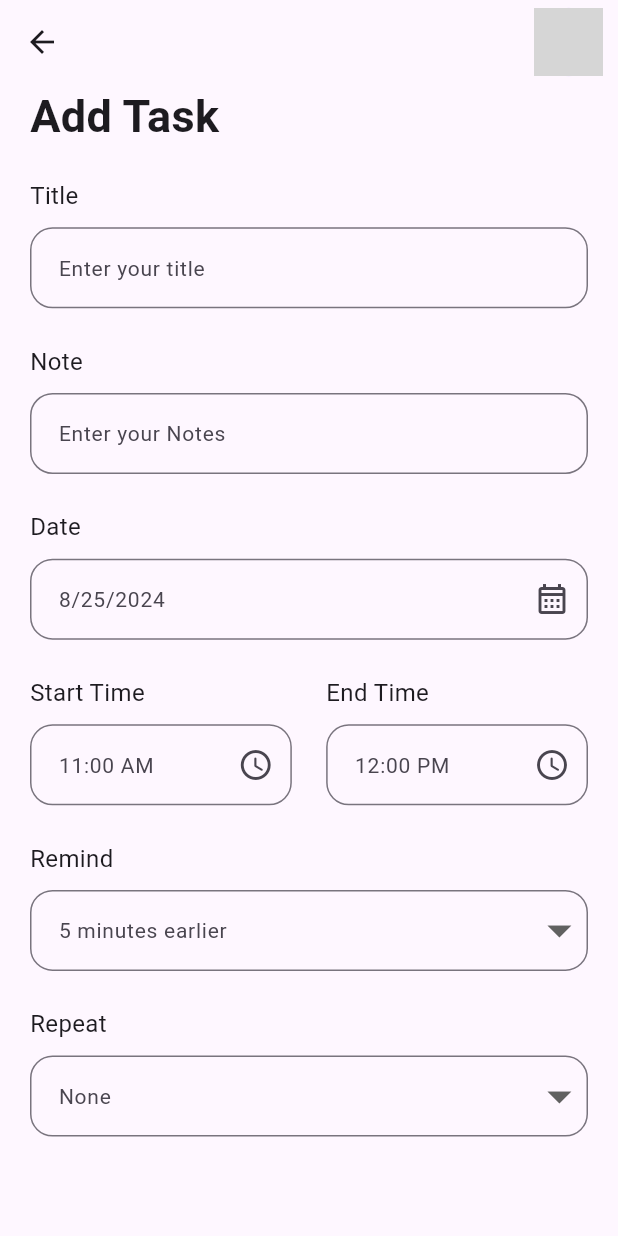
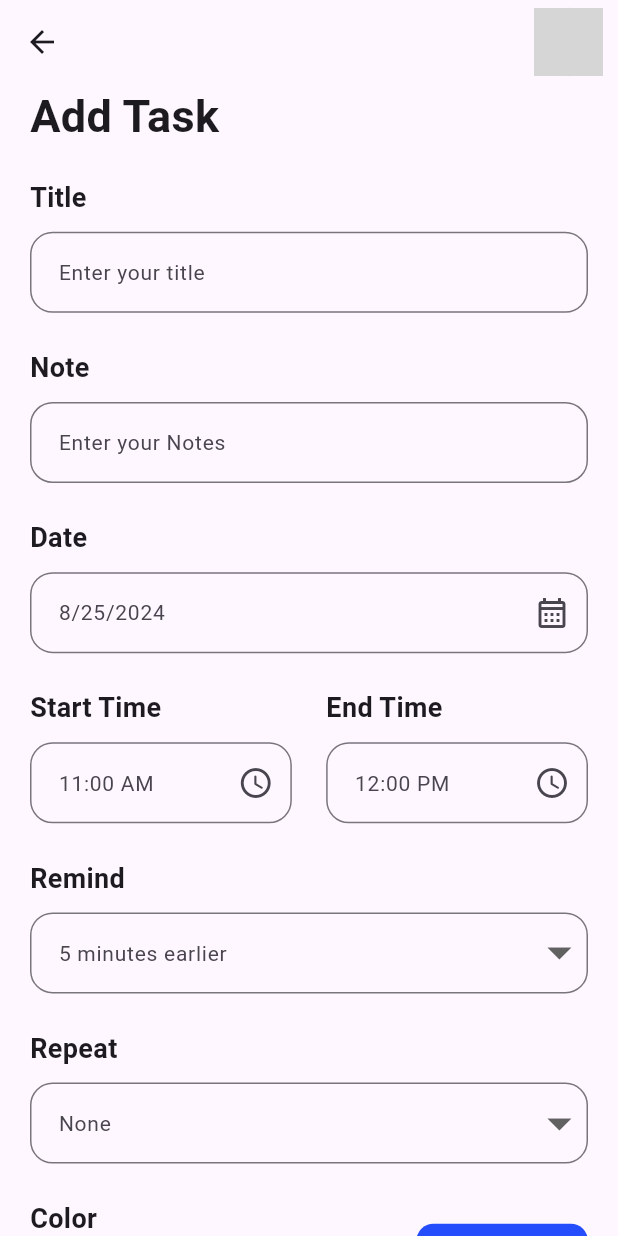
Before and after one commit to Mario-228/task_manager_sqlflite, a Flutter app: the screen it shows after launch, after a tap on "+ Add Task", on a phone screen of 412 x 824 dp. Run offline on Flutter 3.47's test engine with Material 3 defaults, Android fonts, the phone set to English and light mode, and no system bars; our stand-ins replace date_picker_timeline, flutter_bloc, flutter_local_notifications, flutter_screenutil, font_awesome_flutter, shared_preferences and 1 more; network calls fail; grey boxes are pictures that could not be loaded.

Commit message:
finish ui and validate the input fields

```diff
--- a/lib/core/styles/styles.dart
+++ b/lib/core/styles/styles.dart
@@ -7,6 +7,8 @@ abstract class Styles {
   );
   static const TextStyle textStyle16 =
       TextStyle(fontSize: 16, fontWeight: FontWeight.w400);
+  static const TextStyle textStyle18 =
+      TextStyle(fontSize: 18, fontWeight: FontWeight.bold);
   static const TextStyle textStyle20 =
       TextStyle(fontSize: 20, fontWeight: FontWeight.bold);
   static const TextStyle textStyle24 =
--- /dev/null
+++ b/lib/core/widgets/custom_text_button.dart
@@ -0,0 +1,35 @@
+import 'package:flutter/material.dart';
+import 'package:flutter_screenutil/flutter_screenutil.dart';
+
+class CustomTextButton extends StatelessWidget {
+  final String text;
+  final void Function()? onPressed;
+  const CustomTextButton({
+    super.key,
+    required this.text,
+    required this.onPressed,
+  });
+
+  @override
+  Widget build(BuildContext context) {
+    return Container(
+      height: 45.h,
+      width: 100.w,
+      decoration: BoxDecoration(
+          borderRadius: BorderRadius.circular(10.r),
+          color: const Color.fromARGB(255, 37, 77, 252)),
+      child: TextButton(
+        onPressed: onPressed,
+        child: Center(
+          child: Text(
+            text,
+            style: TextStyle(
+              color: Colors.white,
+              fontSize: 12.sp,
+            ),
+          ),
+        ),
+      ),
+    );
+  }
+}
--- a/lib/core/widgets/default_form_field.dart
+++ b/lib/core/widgets/default_form_field.dart
@@ -31,7 +31,7 @@ class DefaultFormField extends StatelessWidget {
     return Column(
       crossAxisAlignment: CrossAxisAlignment.start,
       children: [
-        Text(title, style: Styles.textStyle16),
+        Text(title, style: Styles.textStyle18),
         SizedBox(height: 8.h),
         TextFormField(
           autofocus: autofocus,
--- a/lib/core/widgets/drop_down_menu.dart
+++ b/lib/core/widgets/drop_down_menu.dart
@@ -35,7 +35,7 @@ class CustomDropDownMenu<param> extends StatelessWidget {
     return Column(
       crossAxisAlignment: CrossAxisAlignment.start,
       children: [
-        Text(title, style: Styles.textStyle16),
+        Text(title, style: Styles.textStyle18),
         SizedBox(height: 8.h),
         TextFormField(
           autofocus: autofocus,
--- a/lib/features/create_task_feature/presentation/views/create_task_view.dart
+++ b/lib/features/create_task_feature/presentation/views/create_task_view.dart
@@ -1,15 +1,20 @@
 import 'package:flutter/material.dart';
+import 'package:flutter_bloc/flutter_bloc.dart';
 import 'package:task_manager_sqlflite/features/create_task_feature/presentation/views/widgets/create_task_view_body.dart';
 import 'package:task_manager_sqlflite/features/create_task_feature/presentation/views/widgets/custom_task_view_app_bar.dart';
+import 'package:task_manager_sqlflite/features/create_task_feature/presentation/views_modes/add_task_cubit/add_task_cubit.dart';
 
 class CreateTaskView extends StatelessWidget {
   const CreateTaskView({super.key});
 
   @override
   Widget build(BuildContext context) {
-    return const Scaffold(
-      appBar: CustomTaskViewAppBar(),
-      body: CreateTaskViewBody(),
+    return Scaffold(
+      appBar: const CustomTaskViewAppBar(),
+      body: BlocProvider(
+        create: (context) => AddTaskCubit(),
+        child: const CreateTaskViewBody(),
+      ),
     );
   }
 }
--- /dev/null
+++ b/lib/features/create_task_feature/presentation/views/widgets/color_section.dart
@@ -0,0 +1,56 @@
+import 'package:flutter/material.dart';
+import 'package:flutter_bloc/flutter_bloc.dart';
+import 'package:flutter_screenutil/flutter_screenutil.dart';
+import 'package:task_manager_sqlflite/core/styles/styles.dart';
+import 'package:task_manager_sqlflite/features/create_task_feature/presentation/views_modes/add_task_cubit/add_task_cubit.dart';
+import 'package:task_manager_sqlflite/features/create_task_feature/presentation/views_modes/add_task_cubit/add_task_states.dart';
+
+class ColorSection extends StatelessWidget {
+  const ColorSection({
+    super.key,
+  });
+
+  @override
+  Widget build(BuildContext context) {
+    const List<Color> colors = [
+      Colors.blueAccent,
+      Colors.red,
+      Color.fromARGB(255, 210, 189, 0),
+    ];
+    return Row(
+      children: [
+        Column(
+          crossAxisAlignment: CrossAxisAlignment.start,
+          children: [
+            const Text("Color", style: Styles.textStyle18),
+            SizedBox(height: 10.h),
+            BlocBuilder<AddTaskCubit, AddTaskStates>(
+              builder: (context, state) => Row(
+                children: List<Widget>.generate(
+                  3,
+                  (index) => Padding(
+                    padding: const EdgeInsets.only(right: 8.0),
+                    child: GestureDetector(
+                      onTap: () {
+                        AddTaskCubit.get(context).setColorIndex(index);
+                      },
+                      child: CircleAvatar(
+                        radius: 14.r,
+                        backgroundColor: colors[index],
+                        child: AddTaskCubit.get(context).selectedIndex == index
+                            ? const Icon(
+                                Icons.done,
+                              )
+                            : null,
+                      ),
+                    ),
+                  ),
+                ),
+              ),
+            ),
+          ],
+        ),
+      ],
+    );
+  }
+}
--- a/lib/features/create_task_feature/presentation/views/widgets/create_task_view_body.dart
+++ b/lib/features/create_task_feature/presentation/views/widgets/create_task_view_body.dart
@@ -1,5 +1,7 @@
 import 'package:flutter/material.dart';
 import 'package:task_manager_sqlflite/core/styles/styles.dart';
+import 'package:task_manager_sqlflite/core/widgets/custom_text_button.dart';
+import 'package:task_manager_sqlflite/features/create_task_feature/presentation/views/widgets/color_section.dart';
 import 'package:task_manager_sqlflite/features/create_task_feature/presentation/views/widgets/date_time_form_field_section.dart';
 import 'package:task_manager_sqlflite/features/create_task_feature/presentation/views/widgets/drop_down_button_section.dart';
 import 'package:task_manager_sqlflite/features/create_task_feature/presentation/views/widgets/text_form_field_section.dart';
@@ -10,20 +12,40 @@ class CreateTaskViewBody extends StatelessWidget {
   @override
   Widget build(BuildContext context) {
     // DateTime selectedDate = DateTime.now();
-
-    return const SingleChildScrollView(
-      physics: BouncingScrollPhysics(),
+    GlobalKey<FormState> formKey = GlobalKey<FormState>();
+    return SingleChildScrollView(
+      physics: const BouncingScrollPhysics(),
       child: Padding(
-        padding: EdgeInsets.symmetric(horizontal: 20.0),
-        child: Column(
-          crossAxisAlignment: CrossAxisAlignment.start,
-          children: [
-            Text("Add Task", style: Styles.textStyle30),
-            SizedBox(height: 20),
-            TextFormFieldSection(),
-            DateTimeFormFieldSection(),
-            DropDownButtonSection(),
-          ],
+        padding: const EdgeInsets.symmetric(horizontal: 20.0),
+        child: Form(
+          key: formKey,
+          child: Column(
+            crossAxisAlignment: CrossAxisAlignment.start,
+            children: [
+              const Text("Add Task", style: Styles.textStyle30),
+              const SizedBox(height: 20),
+              const TextFormFieldSection(),
+              const DateTimeFormFieldSection(),
+              const DropDownButtonSection(),
+              Row(
+                mainAxisAlignment: MainAxisAlignment.spaceBetween,
+                crossAxisAlignment: CrossAxisAlignment.end,
+                children: [
+                  const ColorSection(),
+                  CustomTextButton(
+                      text: "Create Task",
+                      onPressed: () {
+                        if (formKey.currentState!.validate()) {
+                          Navigator.pop(context);
+                        }
+                      }),
+                ],
+              ),
+              const SizedBox(
+                height: 20.0,
+              )
+            ],
+          ),
         ),
       ),
     );
--- a/lib/features/create_task_feature/presentation/views_modes/add_task_cubit/add_task_cubit.dart
+++ b/lib/features/create_task_feature/presentation/views_modes/add_task_cubit/add_task_cubit.dart
@@ -5,6 +5,10 @@ class AddTaskCubit extends Cubit<AddTaskStates> {
   AddTaskCubit() : super(AddTaskInitialState());
 
   static AddTaskCubit get(context) => BlocProvider.of(context);
+  int selectedIndex = 0;
 
-  void getDateFromUser() {}
+  void setColorIndex(int index) {
+    selectedIndex = index;
+    emit(AddTaskColorState());
+  }
 }
--- a/lib/features/create_task_feature/presentation/views_modes/add_task_cubit/add_task_states.dart
+++ b/lib/features/create_task_feature/presentation/views_modes/add_task_cubit/add_task_states.dart
@@ -3,3 +3,7 @@ abstract class AddTaskStates {
 }
 
 class AddTaskInitialState extends AddTaskStates {}
+
+class AddTaskColorState extends AddTaskStates {
+  AddTaskColorState();
+}
--- a/lib/features/home_view_feature/presentation/views/widgets/app_bar_and_add_task.dart
+++ b/lib/features/home_view_feature/presentation/views/widgets/app_bar_and_add_task.dart
@@ -2,6 +2,7 @@ import 'package:flutter/material.dart';
 import 'package:flutter_screenutil/flutter_screenutil.dart';
 import 'package:intl/intl.dart';
 import 'package:task_manager_sqlflite/core/functions/navigate_to.dart';
+import 'package:task_manager_sqlflite/core/widgets/custom_text_button.dart';
 import 'package:task_manager_sqlflite/features/create_task_feature/presentation/views/create_task_view.dart';
 
 class AppBarAndAddTask extends StatefulWidget {
@@ -36,23 +37,11 @@ class _AppBarAndAddTaskState extends State<AppBarAndAddTask> {
         Column(
           crossAxisAlignment: CrossAxisAlignment.end,
           children: [
-            Container(
-              height: 45.h,
-              width: 100.w,
-              decoration: BoxDecoration(
-                  borderRadius: BorderRadius.circular(10.r),
-                  color: const Color.fromARGB(255, 37, 77, 252)),
-              child: TextButton(
-                onPressed: () => navigateTo(context, const CreateTaskView()),
-                child: Center(
-                  child: Text(
-                    '+ Add Task',
-                    style: TextStyle(
-                      color: Colors.white,
-                      fontSize: 12.sp,
-                    ),
-                  ),
-                ),
+            CustomTextButton(
+              text: "+ Add Task",
+              onPressed: () => navigateTo(
+                context,
+                const CreateTaskView(),
               ),
             ),
           ],
```
